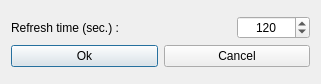
First picture: the form in hub/forms/DlgSettings.ui, repository subutai-io/control-center, before the edit.
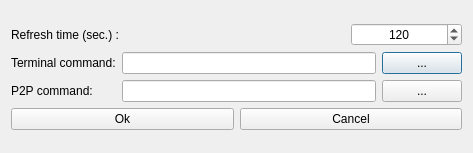
Second picture: the form after the edit. Icons and pictures are not drawn.

Commit message: Add swarm joining and launching terminal. Add everything to settings

```diff
--- a/hub/forms/DlgSettings.ui
+++ b/hub/forms/DlgSettings.ui
@@ -6,8 +6,8 @@
    <rect>
     <x>0</x>
     <y>0</y>
-    <width>321</width>
-    <height>84</height>
+    <width>473</width>
+    <height>153</height>
    </rect>
   </property>
   <property name="windowTitle">
@@ -19,7 +19,7 @@
   </property>
   <layout class="QVBoxLayout" name="verticalLayout">
    <item>
-    <layout class="QGridLayout" name="gridLayout_3">
+    <layout class="QGridLayout" name="gridLayout_4">
      <item row="0" column="0">
       <layout class="QGridLayout" name="gridLayout_2" columnstretch="3,1">
        <item row="0" column="0">
@@ -48,7 +48,45 @@
       </layout>
      </item>
      <item row="1" column="0">
-      <layout class="QGridLayout" name="gridLayout">
+      <layout class="QGridLayout" name="gridLayout" columnstretch="2,5,1">
+       <item row="0" column="0">
+        <widget class="QLabel" name="lbl_ssh_terminal_path">
+         <property name="text">
+          <string>Terminal command:</string>
+         </property>
+        </widget>
+       </item>
+       <item row="0" column="1">
+        <widget class="QLineEdit" name="le_terminal_command"/>
+       </item>
+       <item row="0" column="2">
+        <widget class="QPushButton" name="btn_terminal_file_dialog">
+         <property name="text">
+          <string>...</string>
+         </property>
+        </widget>
+       </item>
+       <item row="1" column="0">
+        <widget class="QLabel" name="lbl_p2p_path">
+         <property name="text">
+          <string>P2P command:</string>
+         </property>
+        </widget>
+       </item>
+       <item row="1" column="1">
+        <widget class="QLineEdit" name="le_p2p_command"/>
+       </item>
+       <item row="1" column="2">
+        <widget class="QPushButton" name="btn_p2p_file_dialog">
+         <property name="text">
+          <string>...</string>
+         </property>
+        </widget>
+       </item>
+      </layout>
+     </item>
+     <item row="2" column="0">
+      <layout class="QGridLayout" name="gridLayout_3">
        <item row="0" column="0">
         <widget class="QPushButton" name="btn_ok">
          <property name="text">
```
The commit also changes 16 other files.
